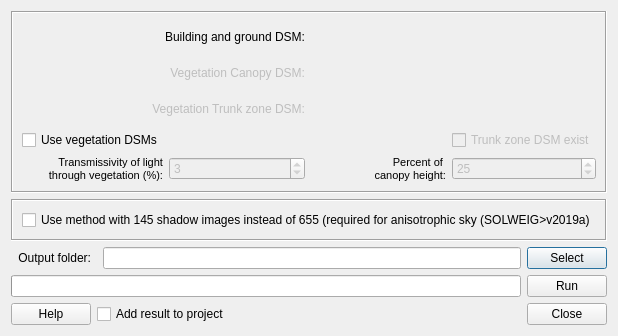
Old version of the form SkyViewFactorCalculator/svf_calculator_dialog_base.ui in the repository UMEP-dev/UMEP.
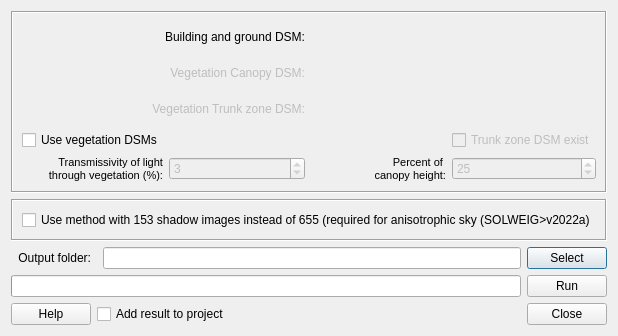
New version of the form.

```diff
--- a/SkyViewFactorCalculator/svf_calculator_dialog_base.ui
+++ b/SkyViewFactorCalculator/svf_calculator_dialog_base.ui
@@ -9,7 +9,7 @@
    <rect>
     <x>0</x>
     <y>0</y>
-    <width>555</width>
+    <width>557</width>
     <height>333</height>
    </rect>
   </property>
@@ -29,7 +29,7 @@
       <item row="0" column="0" colspan="2">
        <widget class="QCheckBox" name="checkBoxNewMethod">
         <property name="text">
-         <string>Use method with 145 shadow images instead of 655 (required for anisotrophic sky (SOLWEIG&gt;v2019a)</string>
+         <string>Use method with 153 shadow images instead of 655 (required for anisotrophic sky (SOLWEIG&gt;v2022a)</string>
         </property>
        </widget>
       </item>
```
